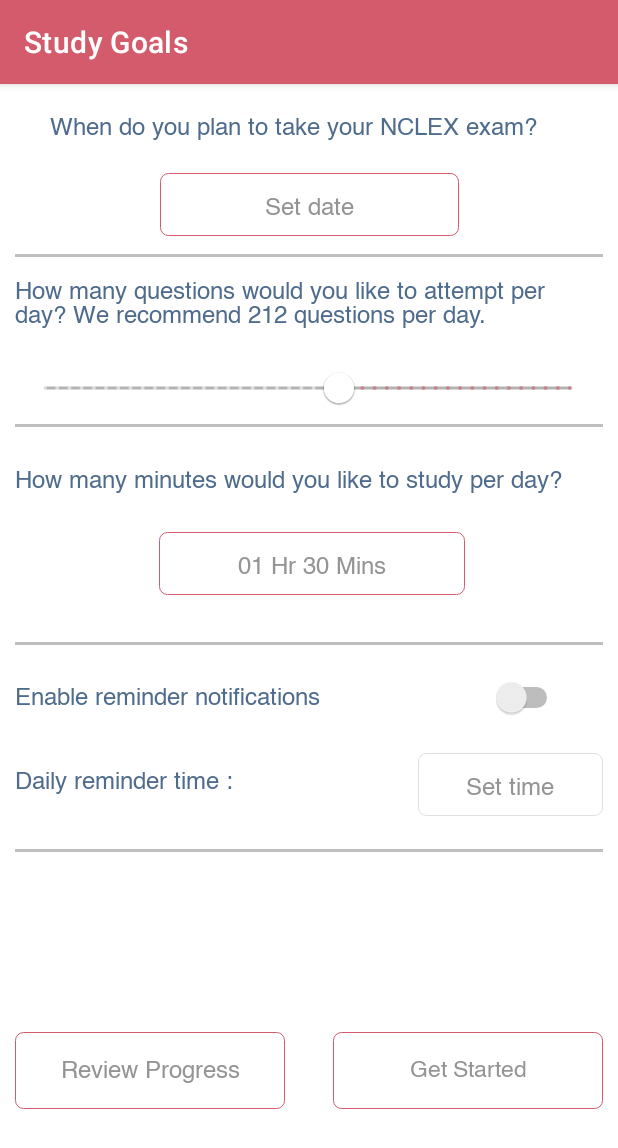
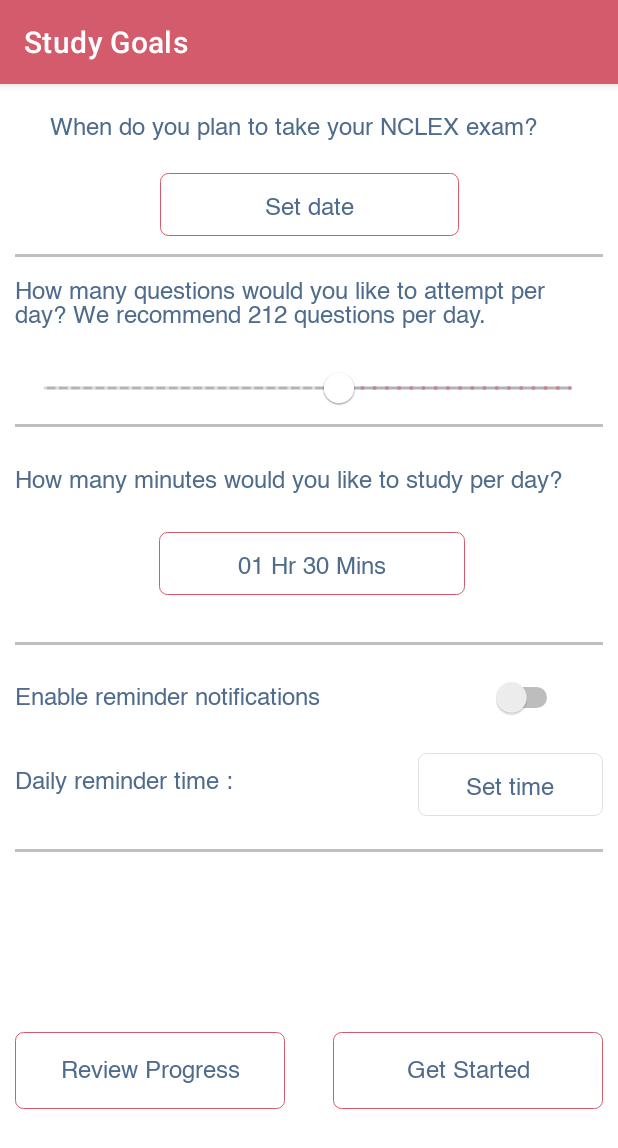
Before and after one commit to Tijil-Parmar/Android_Training, an Android app: the screen it shows after launch (MainActivity), on a phone screen of 412 x 824 dp. Shown: the top 1148 px of the screen. Run offline under Robolectric (Android 15) with nearby library versions, the phone set to English and light mode, and no system bars.

Commit message:
button color

```diff
--- a/app/src/main/res/layout/activity_main.xml
+++ b/app/src/main/res/layout/activity_main.xml
@@ -135,7 +135,7 @@
         android:fontFamily="@font/helvetica"
         android:text="Set date"
         android:textAppearance="@style/TextAppearance.AppCompat.Body1"
-        android:textColor="#949494"
+        android:textColor="#4f6c8d"
         android:textSize="16sp"
         app:layout_constraintEnd_toEndOf="parent"
         app:layout_constraintHorizontal_bias="0.502"
@@ -164,7 +164,7 @@
         android:fontFamily="@font/helvetica"
         android:text="Review Progress"
         android:textAppearance="@style/TextAppearance.AppCompat.Body1"
-        android:textColor="#949494"
+        android:textColor="#4f6c8d"
         android:textSize="16sp"
         app:layout_constraintEnd_toEndOf="parent"
         app:layout_constraintHorizontal_bias="0.0"
@@ -182,8 +182,8 @@
         android:fontFamily="@font/helvetica"
         android:text="Get Started"
         android:textAppearance="@style/TextAppearance.AppCompat.Body1"
-        android:textColor="#949494"
-        android:textSize="15sp"
+        android:textColor="#4f6c8d"
+        android:textSize="16sp"
         app:layout_constraintBottom_toBottomOf="parent"
         app:layout_constraintEnd_toEndOf="parent"
         app:layout_constraintHorizontal_bias="1.0"
@@ -232,7 +232,7 @@
         android:enabled="false"
         android:text="Set time"
         android:textAppearance="@style/TextAppearance.AppCompat.Body1"
-        android:textColor="#949494"
+        android:textColor="#4f6c8d"
         android:textSize="16sp"
         app:layout_constraintBottom_toTopOf="@+id/button3"
         app:layout_constraintEnd_toEndOf="parent"
@@ -248,7 +248,7 @@
         android:fontFamily="@font/helvetica"
         android:text="01 Hr 30 Mins"
         android:textAppearance="@style/TextAppearance.AppCompat.Body1"
-        android:textColor="#949494"
+        android:textColor="#4f6c8d"
         android:textSize="16sp"
         app:layout_constraintBottom_toTopOf="@+id/switch1"
         app:layout_constraintEnd_toEndOf="parent"
```
